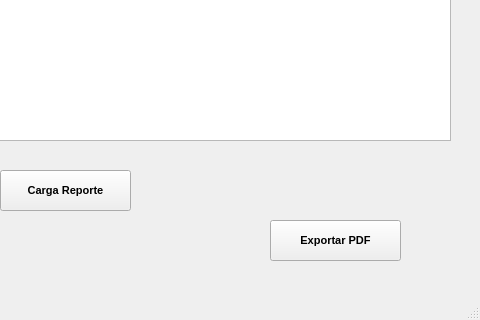
Above: estadistica1.ui from Mario-Chura/TO_Tabajo_Final_Grupo6_Tema2 before the change; both pictures show x 320 to 800 and y 280 to 600 of the 800 by 600 pixel window. Below: the same form after it.
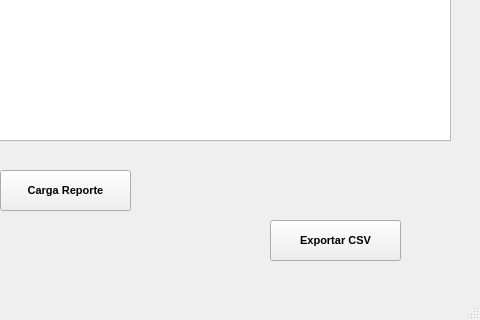
That is the form after the change.

Diff of the .ui file:
```diff
--- a/estadistica1.ui
+++ b/estadistica1.ui
@@ -49,7 +49,7 @@
      </font>
     </property>
     <property name="text">
-     <string>Exportar PDF</string>
+     <string>Exportar CSV</string>
     </property>
    </widget>
    <widget class="QLabel" name="titulo">
```
